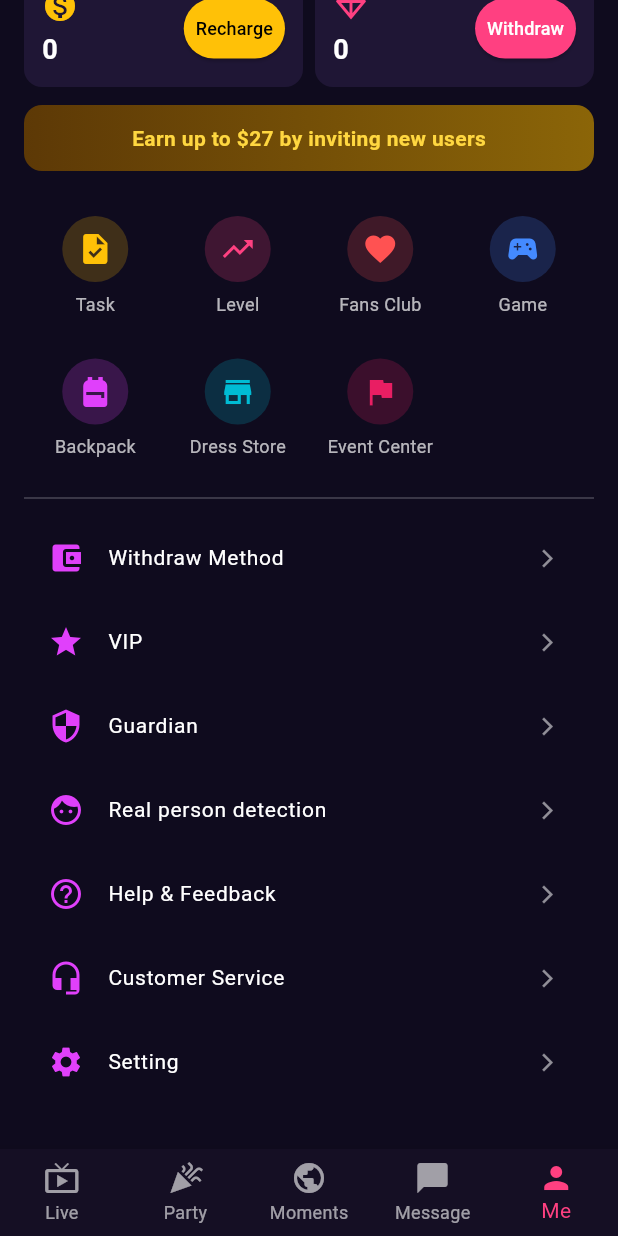
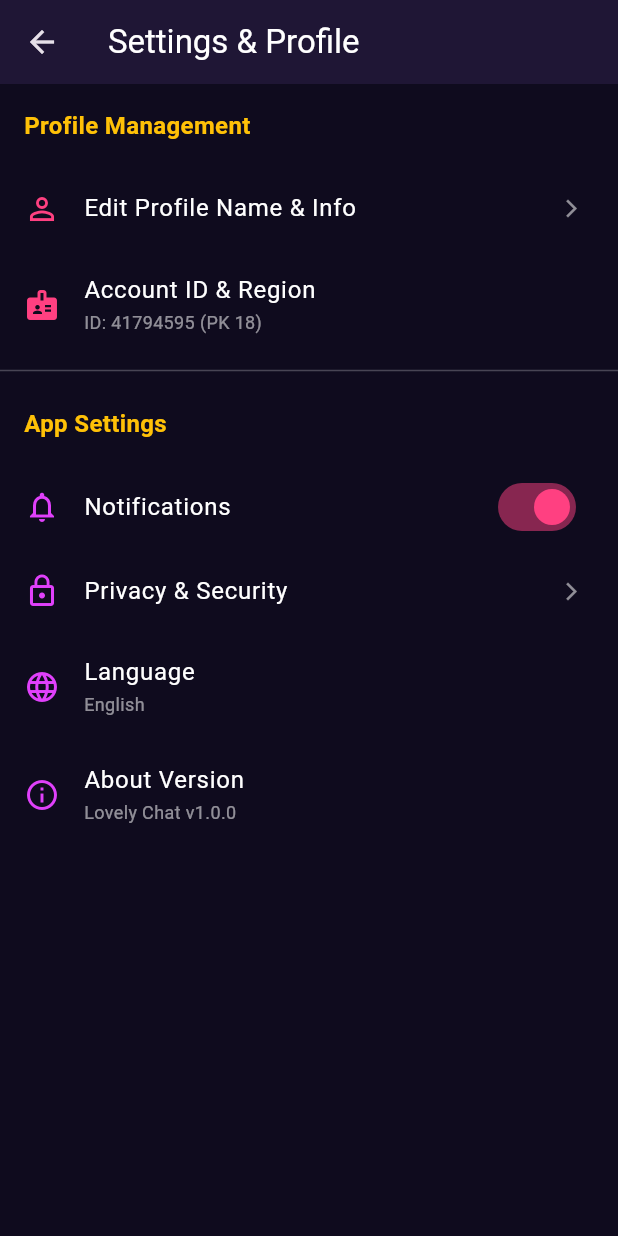
Before and after one commit to wwwsabtainshah-byte/Lovely, a Flutter app: the screen it shows after launch, scrolled down 307 dp, after a tap on "Setting", on a phone screen of 412 x 824 dp. Run offline on Flutter 3.47's test engine with Material 3 defaults, Android fonts, the phone set to English and light mode, and no system bars; network calls fail.

Commit message:
Add settings and profile options screen without altering main UI layout

```diff
--- a/lib/main.dart
+++ b/lib/main.dart
@@ -236,7 +236,12 @@ class _LovelyProfileScreenState extends State<LovelyProfileScreen> {
                         ),
                         IconButton(
                           icon: const Icon(Icons.settings, color: Colors.white),
-                          onPressed: () {},
+                          onPressed: () {
+                            Navigator.push(
+                              context,
+                              MaterialPageRoute(builder: (context) => const SettingsPage()),
+                            );
+                          },
                         ),
                       ],
                     ),
@@ -394,7 +399,12 @@ class _LovelyProfileScreenState extends State<LovelyProfileScreen> {
                   _buildListTile(Icons.face, 'Real person detection'),
                   _buildListTile(Icons.help_outline, 'Help & Feedback'),
                   _buildListTile(Icons.headset_mic, 'Customer Service'),
-                  _buildListTile(Icons.settings, 'Setting'),
+                  _buildListTile(Icons.settings, 'Setting', onTap: () {
+                    Navigator.push(
+                      context,
+                      MaterialPageRoute(builder: (context) => const SettingsPage()),
+                    );
+                  }),
 
                   const SizedBox(height: 30),
                 ],
@@ -449,3 +459,69 @@ class _LovelyProfileScreenState extends State<LovelyProfileScreen> {
     );
   }
 }
+
+class SettingsPage extends StatelessWidget {
+  const SettingsPage({Key? key}) : super(key: key);
+
+  @override
+  Widget build(BuildContext context) {
+    return Scaffold(
+      appBar: AppBar(
+        title: const Text('Settings & Profile', style: TextStyle(color: Colors.white)),
+        backgroundColor: const Color(0xFF1F1635),
+      ),
+      body: ListView(
+        children: [
+          const Padding(
+            padding: EdgeInsets.all(16.0),
+            child: Text('Profile Management', style: TextStyle(color: Colors.amber, fontWeight: FontWeight.bold, fontSize: 16)),
+          ),
+          ListTile(
+            leading: const Icon(Icons.person_outline, color: Colors.pinkAccent),
+            title: const Text('Edit Profile Name & Info', style: TextStyle(color: Colors.white)),
+            trailing: const Icon(Icons.arrow_forward_ios, size: 14, color: Colors.white54),
+            onTap: () {
+              ScaffoldMessenger.of(context).showSnackBar(
+                const SnackBar(content: Text('Edit Profile settings tapped')),
+              );
+            },
+          ),
+          ListTile(
+            leading: const Icon(Icons.badge, color: Colors.pinkAccent),
+            title: const Text('Account ID & Region', style: TextStyle(color: Colors.white)),
+            subtitle: const Text('ID: 41794595 (PK 18)', style: TextStyle(color: Colors.white54, fontSize: 12)),
+            onTap: () {},
+          ),
+          const Divider(color: Colors.white24),
+          const Padding(
+            padding: EdgeInsets.all(16.0),
+            child: Text('App Settings', style: TextStyle(color: Colors.amber, fontWeight: FontWeight.bold, fontSize: 16)),
+          ),
+          ListTile(
+            leading: const Icon(Icons.notifications_none, color: Colors.purpleAccent),
+            title: const Text('Notifications', style: TextStyle(color: Colors.white)),
+            trailing: Switch(value: true, onChanged: (val) {}, activeColor: Colors.pinkAccent),
+          ),
+          ListTile(
+            leading: const Icon(Icons.lock_outline, color: Colors.purpleAccent),
+            title: const Text('Privacy & Security', style: TextStyle(color: Colors.white)),
+            trailing: const Icon(Icons.arrow_forward_ios, size: 14, color: Colors.white54),
+            onTap: () {},
+          ),
+          ListTile(
+            leading: const Icon(Icons.language, color: Colors.purpleAccent),
+            title: const Text('Language', style: TextStyle(color: Colors.white)),
+            subtitle: const Text('English', style: TextStyle(color: Colors.white54, fontSize: 12)),
+            onTap: () {},
+          ),
+          ListTile(
+            leading: const Icon(Icons.info_outline, color: Colors.purpleAccent),
+            title: const Text('About Version', style: TextStyle(color: Colors.white)),
+            subtitle: const Text('Lovely Chat v1.0.0', style: TextStyle(color: Colors.white54, fontSize: 12)),
+            onTap: () {},
+          ),
+        ],
+      ),
+    );
+  }
+}
```
